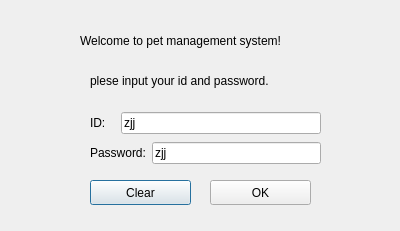
Luminary-S/db_pet, file login.ui: the form before one commit.
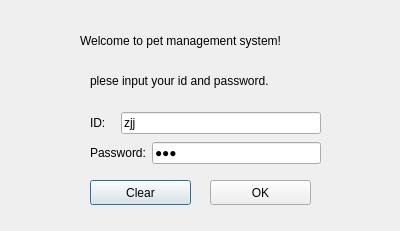
The form after the commit.

```diff
--- a/login.ui
+++ b/login.ui
@@ -52,8 +52,11 @@
       <property name="text">
        <string>zjj</string>
       </property>
+      <property name="echoMode">
+       <enum>QLineEdit::Password</enum>
+      </property>
       <property name="placeholderText">
-       <string>zjj</string>
+       <string/>
       </property>
      </widget>
     </item>
```
